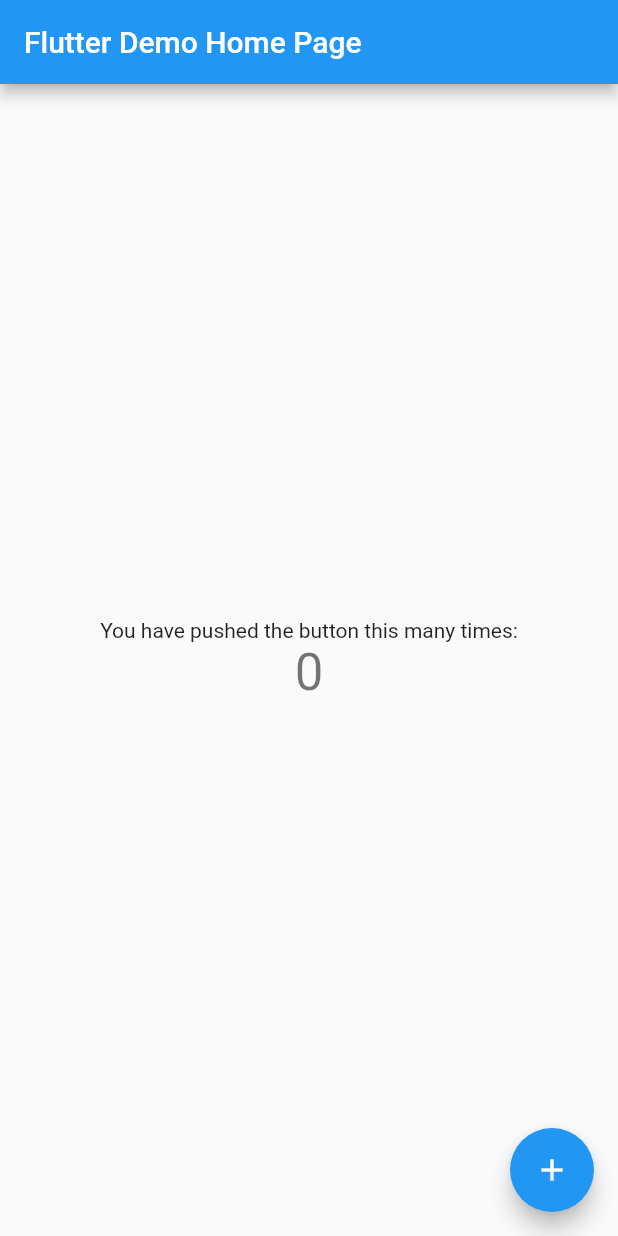
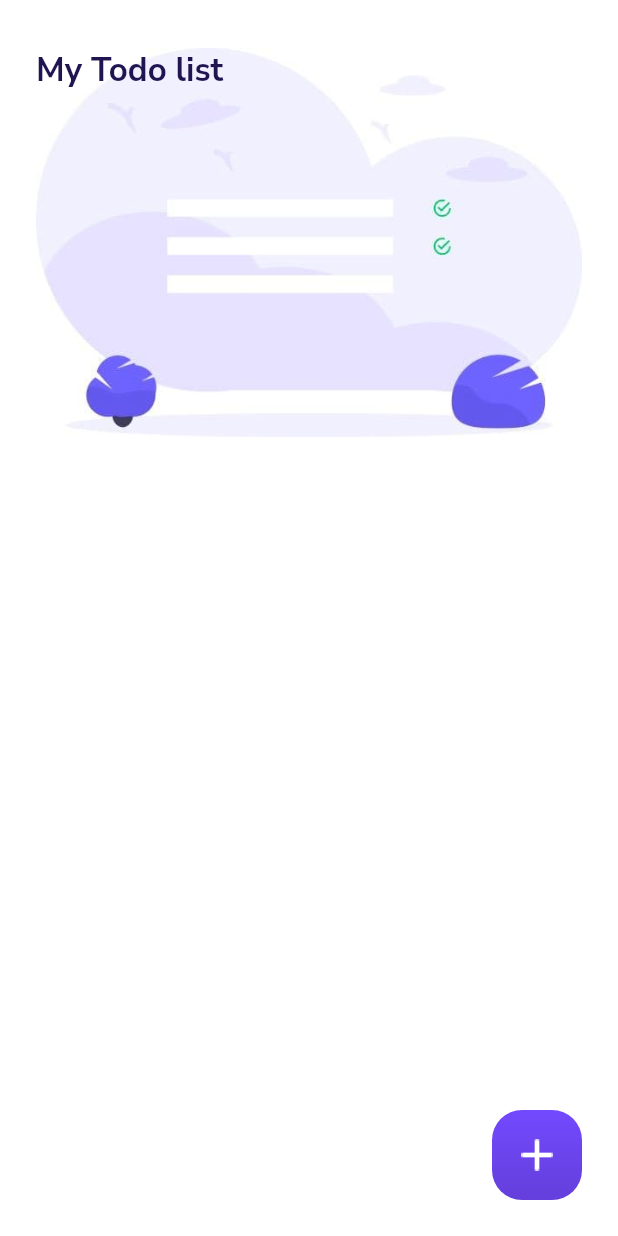
Before and after one commit to c4phesua/guideMe-portal, a Flutter app: the screen it shows after launch, on a phone screen of 412 x 824 dp. Run offline on Flutter 3.47's test engine with Material 2 defaults, Android fonts, the phone set to English and light mode, and no system bars; our stand-ins replace google_fonts, sqflite; accounts and stored records are empty.

Commit message:
first to do list

```diff
--- a/lib/main.dart
+++ b/lib/main.dart
@@ -1,113 +1,22 @@
 import 'package:flutter/material.dart';
+import 'package:google_fonts/google_fonts.dart';
+import 'package:guideme/screens/homepage.dart';
 
 void main() {
   runApp(MyApp());
 }
 
 class MyApp extends StatelessWidget {
-  // This widget is the root of your application.
   @override
   Widget build(BuildContext context) {
     return MaterialApp(
-      title: 'Flutter Demo',
+      debugShowCheckedModeBanner: false,
       theme: ThemeData(
-        // This is the theme of your application.
-        //
-        // Try running your application with "flutter run". You'll see the
-        // application has a blue toolbar. Then, without quitting the app, try
-        // changing the primarySwatch below to Colors.green and then invoke
-        // "hot reload" (press "r" in the console where you ran "flutter run",
-        // or simply save your changes to "hot reload" in a Flutter IDE).
-        // Notice that the counter didn't reset back to zero; the application
-        // is not restarted.
-        primarySwatch: Colors.blue,
+        textTheme: GoogleFonts.nunitoSansTextTheme(
+          Theme.of(context).textTheme,
+        ),
       ),
-      home: MyHomePage(title: 'Flutter Demo Home Page'),
+      home: Homepage(),
     );
   }
 }
-
-class MyHomePage extends StatefulWidget {
-  MyHomePage({Key key, this.title}) : super(key: key);
-
-  // This widget is the home page of your application. It is stateful, meaning
-  // that it has a State object (defined below) that contains fields that affect
-  // how it looks.
-
-  // This class is the configuration for the state. It holds the values (in this
-  // case the title) provided by the parent (in this case the App widget) and
-  // used by the build method of the State. Fields in a Widget subclass are
-  // always marked "final".
-
-  final String title;
-
-  @override
-  _MyHomePageState createState() => _MyHomePageState();
-}
-
-class _MyHomePageState extends State<MyHomePage> {
-  int _counter = 0;
-
-  void _incrementCounter() {
-    setState(() {
-      // This call to setState tells the Flutter framework that something has
-      // changed in this State, which causes it to rerun the build method below
-      // so that the display can reflect the updated values. If we changed
-      // _counter without calling setState(), then the build method would not be
-      // called again, and so nothing would appear to happen.
-      _counter++;
-    });
-  }
-
-  @override
-  Widget build(BuildContext context) {
-    // This method is rerun every time setState is called, for instance as done
-    // by the _incrementCounter method above.
-    //
-    // The Flutter framework has been optimized to make rerunning build methods
-    // fast, so that you can just rebuild anything that needs updating rather
-    // than having to individually change instances of widgets.
-    return Scaffold(
-      appBar: AppBar(
-        // Here we take the value from the MyHomePage object that was created by
-        // the App.build method, and use it to set our appbar title.
-        title: Text(widget.title),
-      ),
-      body: Center(
-        // Center is a layout widget. It takes a single child and positions it
-        // in the middle of the parent.
-        child: Column(
-          // Column is also a layout widget. It takes a list of children and
-          // arranges them vertically. By default, it sizes itself to fit its
-          // children horizontally, and tries to be as tall as its parent.
-          //
-          // Invoke "debug painting" (press "p" in the console, choose the
-          // "Toggle Debug Paint" action from the Flutter Inspector in Android
-          // Studio, or the "Toggle Debug Paint" command in Visual Studio Code)
-          // to see the wireframe for each widget.
-          //
-          // Column has various properties to control how it sizes itself and
-          // how it positions its children. Here we use mainAxisAlignment to
-          // center the children vertically; the main axis here is the vertical
-          // axis because Columns are vertical (the cross axis would be
-          // horizontal).
-          mainAxisAlignment: MainAxisAlignment.center,
-          children: <Widget>[
-            Text(
-              'You have pushed the button this many times:',
-            ),
-            Text(
-              '$_counter',
-              style: Theme.of(context).textTheme.headline4,
-            ),
-          ],
-        ),
-      ),
-      floatingActionButton: FloatingActionButton(
-        onPressed: _incrementCounter,
-        tooltip: 'Increment',
-        child: Icon(Icons.add),
-      ), // This trailing comma makes auto-formatting nicer for build methods.
-    );
-  }
-}
--- /dev/null
+++ b/lib/models/task.dart
@@ -0,0 +1,14 @@
+class Task {
+  final int id;
+  final String title;
+  final String description;
+  Task({this.id, this.title, this.description});
+
+  Map<String, dynamic> toMap() {
+    return {
+      'id': id,
+      'title': title,
+      'description': description,
+    };
+  }
+}
--- /dev/null
+++ b/lib/models/todo.dart
@@ -0,0 +1,16 @@
+class Todo {
+  final int id;
+  final int taskId;
+  final String title;
+  final int isDone;
+  Todo({this.id, this.taskId, this.title, this.isDone});
+
+  Map<String, dynamic> toMap() {
+    return {
+      'id': id,
+      'taskId': taskId,
+      'title': title,
+      'isDone': isDone,
+    };
+  }
+}
--- /dev/null
+++ b/lib/screens/homepage.dart
@@ -0,0 +1,128 @@
+import 'package:flutter/material.dart';
+import 'package:guideme/utils/database_helper.dart';
+import 'package:guideme/screens/taskpage.dart';
+import 'package:guideme/widgets/task_card.dart';
+import 'package:guideme/widgets/no_glow_behaviour.dart';
+
+class Homepage extends StatefulWidget {
+  @override
+  _HomepageState createState() => _HomepageState();
+}
+
+class _HomepageState extends State<Homepage> {
+  DatabaseHelper _dbHelper = DatabaseHelper();
+
+  @override
+  Widget build(BuildContext context) {
+    return Scaffold(
+      body: SafeArea(
+        child: Container(
+          width: double.infinity,
+          padding: EdgeInsets.symmetric(horizontal: 24.0),
+          color: Color(0xFFFFFFFF),
+          child: Stack(
+            children: [
+              Column(
+                crossAxisAlignment: CrossAxisAlignment.start,
+                children: [
+
+                  Container(
+                    margin: EdgeInsets.only(
+                      top: 32.0,
+                      bottom: 32.0,
+                    ),
+                    child:  Stack(
+                      children: <Widget>[
+                        Image(
+                          image: AssetImage('assets/images/icon2.png'),
+
+                        ),
+                        Text(
+                          "My Todo list",
+                          style: TextStyle(
+                            color: Color(0xFF211551),
+                            fontSize: 22.0,
+                            fontWeight: FontWeight.bold,
+                          ),
+                        ),
+                      ],
+                    )
+                  ),
+                  Expanded(
+                    child: FutureBuilder(
+                      initialData: [],
+                      future: _dbHelper.getTasks(),
+                      builder: (context, snapshot) {
+                        return ScrollConfiguration(
+                          behavior: NoGlowBehaviour(),
+                          child: ListView.builder(
+                            itemCount: snapshot.data.length,
+                            itemBuilder: (context, index) {
+                              return GestureDetector(
+                                onTap: () {
+                                  Navigator.push(
+                                    context,
+                                    MaterialPageRoute(
+                                      builder: (context) => Taskpage(
+                                        task: snapshot.data[index],
+                                      ),
+                                    ),
+                                  ).then(
+                                    (value) {
+                                      setState(() {});
+                                    },
+                                  );
+                                },
+                                child: TaskCardWidget(
+                                  title: snapshot.data[index].title,
+                                  desc: snapshot.data[index].description,
+                                ),
+                              );
+                            },
+                          ),
+                        );
+                      },
+                    ),
+                  )
+                ],
+              ),
+              Positioned(
+                bottom: 24.0,
+                right: 0.0,
+                child: GestureDetector(
+                  onTap: () {
+                    Navigator.push(
+                      context,
+                      MaterialPageRoute(
+                          builder: (context) => Taskpage(
+                                task: null,
+                              )),
+                    ).then((value) {
+                      setState(() {});
+                    });
+                  },
+                  child: Container(
+                    width: 60.0,
+                    height: 60.0,
+                    decoration: BoxDecoration(
+                      gradient: LinearGradient(
+                          colors: [Color(0xFF7349FE), Color(0xFF643FDB)],
+                          begin: Alignment(0.0, -1.0),
+                          end: Alignment(0.0, 1.0)),
+                      borderRadius: BorderRadius.circular(20.0),
+                    ),
+                    child: Image(
+                      image: AssetImage(
+                        "assets/images/add_icon.png",
+                      ),
+                    ),
+                  ),
+                ),
+              )
+            ],
+          ),
+        ),
+      ),
+    );
+  }
+}
--- /dev/null
+++ b/lib/utils/database_helper.dart
@@ -0,0 +1,73 @@
+import 'package:path/path.dart';
+import 'package:sqflite/sqflite.dart';
+
+import '../models/task.dart';
+import '../models/todo.dart';
+
+class DatabaseHelper {
+
+  Future<Database> database() async {
+    return openDatabase(
+      join(await getDatabasesPath(), 'todo.db'),
+      onCreate: (db, version) async {
+        await db.execute("CREATE TABLE tasks(id INTEGER PRIMARY KEY, title TEXT, description TEXT)");
+        await db.execute("CREATE TABLE todo(id INTEGER PRIMARY KEY, taskId INTEGER, title TEXT, isDone INTEGER)");
+
+        return db;
+      },
+      version: 1,
+    );
+  }
+
+  Future<int> insertTask(Task task) async {
+    int taskId = 0;
+    Database _db = await database();
+    await _db.insert('tasks', task.toMap(), conflictAlgorithm: ConflictAlgorithm.replace).then((value) {
+      taskId = value;
+    });
+    return taskId;
+  }
+
+  Future<void> updateTaskTitle(int id, String title) async {
+    Database _db = await database();
+    await _db.rawUpdate("UPDATE tasks SET title = '$title' WHERE id = '$id'");
+  }
+
+  Future<void> updateTaskDescription(int id, String description) async {
+    Database _db = await database();
+    await _db.rawUpdate("UPDATE tasks SET description = '$description' WHERE id = '$id'");
+  }
+
+  Future<void> insertTodo(Todo todo) async {
+    Database _db = await database();
+    await _db.insert('todo', todo.toMap(), conflictAlgorithm: ConflictAlgorithm.replace);
+  }
+
+  Future<List<Task>> getTasks() async {
+    Database _db = await database();
+    List<Map<String, dynamic>> taskMap = await _db.query('tasks');
+    return List.generate(taskMap.length, (index) {
+      return Task(id: taskMap[index]['id'], title: taskMap[index]['title'], description: taskMap[index]['description']);
+    });
+  }
+
+  Future<List<Todo>> getTodo(int taskId) async {
+    Database _db = await database();
+    List<Map<String, dynamic>> todoMap = await _db.rawQuery("SELECT * FROM todo WHERE taskId = $taskId");
+    return List.generate(todoMap.length, (index) {
+      return Todo(id: todoMap[index]['id'], title: todoMap[index]['title'], taskId: todoMap[index]['taskId'], isDone: todoMap[index]['isDone']);
+    });
+  }
+
+  Future<void> updateTodoDone(int id, int isDone) async {
+    Database _db = await database();
+    await _db.rawUpdate("UPDATE todo SET isDone = '$isDone' WHERE id = '$id'");
+  }
+
+  Future<void> deleteTask(int id) async {
+    Database _db = await database();
+    await _db.rawDelete("DELETE FROM tasks WHERE id = '$id'");
+    await _db.rawDelete("DELETE FROM todo WHERE taskId = '$id'");
+  }
+
+}
--- /dev/null
+++ b/lib/widgets/no_glow_behaviour.dart
@@ -0,0 +1,9 @@
+import 'package:flutter/material.dart';
+
+class NoGlowBehaviour extends ScrollBehavior {
+  @override
+  Widget buildViewportChrome(
+      BuildContext context, Widget child, AxisDirection axisDirection) {
+    return child;
+  }
+}
```
Also changed, not shown: lib/screens/taskpage.dart (added, +279 -0 lines), lib/widgets/task_card.dart (added, +52 -0 lines), lib/widgets/to_do.dart (added, +50 -0 lines), pubspec.yaml (+7 -4 lines), assets/images/add_icon.png (added), assets/images/back_arrow_icon.png (added), assets/images/check_icon.png (added), assets/images/delete_icon.png (added), assets/images/github_cover.png (added), assets/images/icon2.png (added), assets/images/icon_logo.png (added), assets/images/logo.png (added).
